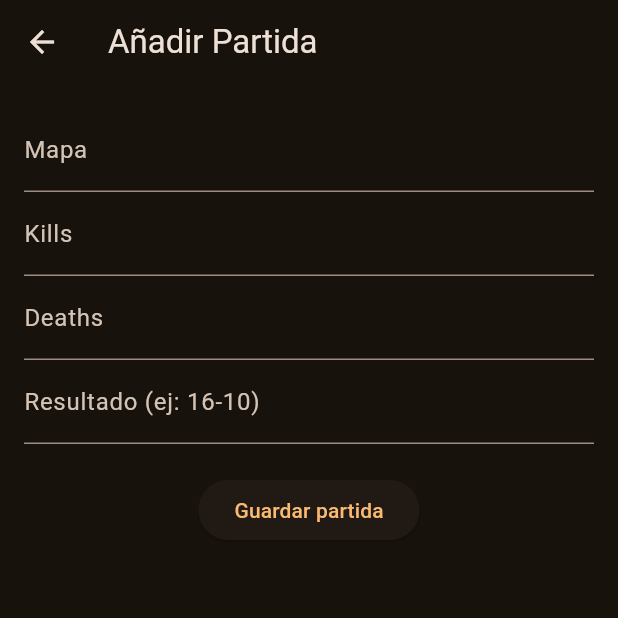
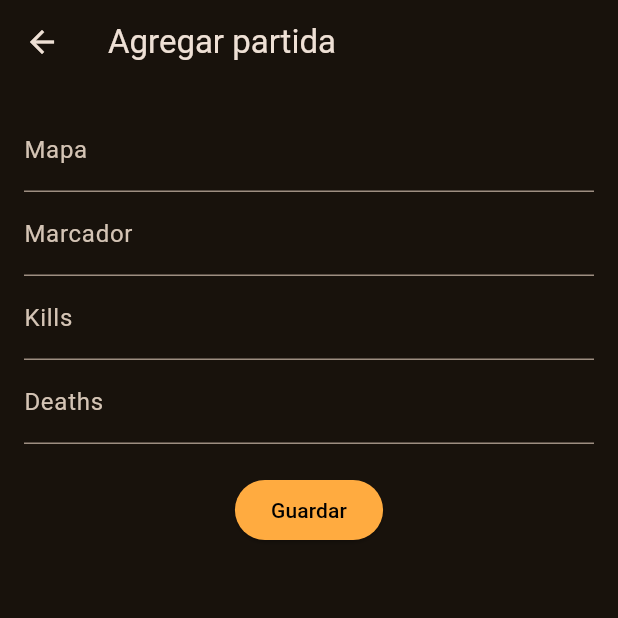
Before and after one commit to sanKo46/flutter_proyecto_c2tracker_ManuelMorenoParra, a Flutter app: the screen it shows once a user with an empty profile is signed in, after a tap on the "add" icon, on a phone screen of 412 x 824 dp, the top half of it. Run offline on Flutter 3.47's test engine with Material 3 defaults, Android fonts, the phone set to English and light mode, and no system bars; our stand-ins replace cloud_firestore, firebase_auth, firebase_core; accounts and stored records are empty; network calls fail.

Commit message:
v1.0.2 login y register

```diff
--- a/lib/main.dart
+++ b/lib/main.dart
@@ -4,6 +4,7 @@ import 'package:firebase_auth/firebase_auth.dart';
 import 'pages/login_page.dart';
 import 'pages/home_page.dart';
 import 'pages/add_match_page.dart';
+import 'pages/stats_page.dart';
 
 void main() async {
   WidgetsFlutterBinding.ensureInitialized();
@@ -20,6 +21,7 @@ void main() async {
   );
 
   await Firebase.initializeApp(options: firebaseConfig);
+
   runApp(const MyApp());
 }
 
@@ -51,6 +53,7 @@ class MyApp extends StatelessWidget {
       routes: {
         '/home': (context) => const HomePage(),
         '/add': (context) => const AddMatchPage(),
+        '/stats': (context) => const StatsPage(),
         '/login': (context) => const LoginPage(),
       },
     );
--- a/lib/pages/add_match_page.dart
+++ b/lib/pages/add_match_page.dart
@@ -9,70 +9,42 @@ class AddMatchPage extends StatefulWidget {
 }
 
 class _AddMatchPageState extends State<AddMatchPage> {
-  final _formKey = GlobalKey<FormState>();
-  final _mapController = TextEditingController();
-  final _killsController = TextEditingController();
-  final _deathsController = TextEditingController();
-  final _scoreController = TextEditingController();
-  bool _isSubmitting = false;
+  final MatchService _matchService = MatchService();
+  final TextEditingController _mapController = TextEditingController();
+  final TextEditingController _scoreController = TextEditingController();
+  final TextEditingController _killsController = TextEditingController();
+  final TextEditingController _deathsController = TextEditingController();
 
-  void _submit() async {
-    if (!_formKey.currentState!.validate()) return;
-    setState(() => _isSubmitting = true);
-
-    await MatchService().addMatch({
+  Future<void> _saveMatch() async {
+    await _matchService.addMatch({
       'map': _mapController.text,
-      'kills': int.parse(_killsController.text),
-      'deaths': int.parse(_deathsController.text),
       'score': _scoreController.text,
+      'kills': int.tryParse(_killsController.text) ?? 0,
+      'deaths': int.tryParse(_deathsController.text) ?? 0,
     });
 
-    setState(() => _isSubmitting = false);
-    if (mounted) Navigator.pop(context);
+    Navigator.pop(context);
   }
 
   @override
   Widget build(BuildContext context) {
     return Scaffold(
-      appBar: AppBar(title: const Text('Añadir Partida')),
+      appBar: AppBar(title: const Text('Agregar partida')),
       body: Padding(
         padding: const EdgeInsets.all(16.0),
-        child: Form(
-          key: _formKey,
         child: Column(
           children: [
-              TextFormField(
-                controller: _mapController,
-                decoration: const InputDecoration(labelText: 'Mapa'),
-                validator: (v) => v!.isEmpty ? 'Campo requerido' : null,
-              ),
-              TextFormField(
-                controller: _killsController,
-                keyboardType: TextInputType.number,
-                decoration: const InputDecoration(labelText: 'Kills'),
-                validator: (v) => v!.isEmpty ? 'Campo requerido' : null,
-              ),
-              TextFormField(
-                controller: _deathsController,
-                keyboardType: TextInputType.number,
-                decoration: const InputDecoration(labelText: 'Deaths'),
-                validator: (v) => v!.isEmpty ? 'Campo requerido' : null,
-              ),
-              TextFormField(
-                controller: _scoreController,
-                decoration:
-                    const InputDecoration(labelText: 'Resultado (ej: 16-10)'),
-                validator: (v) => v!.isEmpty ? 'Campo requerido' : null,
-              ),
+            TextField(controller: _mapController, decoration: const InputDecoration(labelText: 'Mapa')),
+            TextField(controller: _scoreController, decoration: const InputDecoration(labelText: 'Marcador')),
+            TextField(controller: _killsController, decoration: const InputDecoration(labelText: 'Kills'), keyboardType: TextInputType.number),
+            TextField(controller: _deathsController, decoration: const InputDecoration(labelText: 'Deaths'), keyboardType: TextInputType.number),
             const SizedBox(height: 20),
             ElevatedButton(
-                onPressed: _isSubmitting ? null : _submit,
-                child: _isSubmitting
-                    ? const CircularProgressIndicator()
-                    : const Text('Guardar partida'),
+              onPressed: _saveMatch,
+              style: ElevatedButton.styleFrom(backgroundColor: Colors.orangeAccent, foregroundColor: Colors.black),
+              child: const Text('Guardar'),
             ),
           ],
-          ),
         ),
       ),
     );
--- a/lib/pages/home_page.dart
+++ b/lib/pages/home_page.dart
@@ -1,58 +1,67 @@
 import 'package:flutter/material.dart';
 import 'package:cloud_firestore/cloud_firestore.dart';
+import '../services/auth_service.dart';
 import '../services/match_service.dart';
-import '../services/auth_service.dart';
 
-class HomePage extends StatelessWidget {
+class HomePage extends StatefulWidget {
   const HomePage({super.key});
 
   @override
+  State<HomePage> createState() => _HomePageState();
+}
+
+class _HomePageState extends State<HomePage> {
+  final AuthService _authService = AuthService();
+  final MatchService _matchService = MatchService();
+
+  @override
   Widget build(BuildContext context) {
-    final matchService = MatchService();
-    final authService = AuthService();
-
     return Scaffold(
       appBar: AppBar(
-        title: const Text('Mis Partidas'),
+        title: const Text('CS2 Match Tracker'),
         actions: [
-          IconButton(
-            icon: const Icon(Icons.add),
-            onPressed: () => Navigator.pushNamed(context, '/add'),
-          ),
           IconButton(
             icon: const Icon(Icons.logout),
             onPressed: () async {
-              await authService.logout();
-              if (context.mounted) {
-                Navigator.pushReplacementNamed(context, '/login');
-              }
+              await _authService.logoutUser();
             },
           ),
         ],
       ),
+      floatingActionButton: FloatingActionButton(
+        backgroundColor: Colors.orangeAccent,
+        onPressed: () => Navigator.pushNamed(context, '/add'),
+        child: const Icon(Icons.add),
+      ),
       body: StreamBuilder<QuerySnapshot>(
-        stream: matchService.getUserMatches(),
+        stream: _matchService.getMatches(),
         builder: (context, snapshot) {
-          if (!snapshot.hasData) {
+          if (snapshot.connectionState == ConnectionState.waiting) {
             return const Center(child: CircularProgressIndicator());
           }
 
+          if (!snapshot.hasData || snapshot.data!.docs.isEmpty) {
+            return const Center(child: Text('No hay partidas registradas.'));
+          }
+
           final matches = snapshot.data!.docs;
-          if (matches.isEmpty) {
-            return const Center(child: Text('Aún no hay partidas registradas.'));
-          }
 
           return ListView.builder(
             itemCount: matches.length,
             itemBuilder: (context, index) {
-              final match = matches[index].data()! as Map<String, dynamic>;
+              final match = matches[index].data() as Map<String, dynamic>;
+
               return Card(
-                margin: const EdgeInsets.all(8),
+                color: Colors.grey[900],
+                margin: const EdgeInsets.symmetric(horizontal: 12, vertical: 8),
                 child: ListTile(
+                  leading: const Icon(Icons.sports_esports, color: Colors.orangeAccent),
                   title: Text(match['map'] ?? 'Desconocido'),
                   subtitle: Text(
-                      'Kills: ${match['kills']} - Deaths: ${match['deaths']}'),
-                  trailing: Text(match['score'] ?? ''),
+                    'Score: ${match['score'] ?? 'N/A'} | '
+                    'Kills: ${match['kills'] ?? 0} | '
+                    'Deaths: ${match['deaths'] ?? 0}',
+                  ),
                 ),
               );
             },
--- a/lib/pages/login_page.dart
+++ b/lib/pages/login_page.dart
@@ -9,54 +9,57 @@ class LoginPage extends StatefulWidget {
 }
 
 class _LoginPageState extends State<LoginPage> {
-  final _authService = AuthService();
-  bool _isLogin = true;
-  bool _isLoading = false;
-  final _emailController = TextEditingController();
-  final _passwordController = TextEditingController();
-  final _usernameController = TextEditingController();
+  final AuthService _authService = AuthService();
+
+  final TextEditingController _emailController = TextEditingController();
+  final TextEditingController _passwordController = TextEditingController();
+  final TextEditingController _usernameController = TextEditingController();
+
+  bool isLogin = true;
 
   void _submit() async {
-    setState(() => _isLoading = true);
-    if (_isLogin) {
-      await _authService.login(
-        _emailController.text.trim(),
-        _passwordController.text.trim(),
-      );
-    } else {
-      await _authService.register(
-        _emailController.text.trim(),
-        _passwordController.text.trim(),
-        _usernameController.text.trim(),
-      );
+    final email = _emailController.text.trim();
+    final password = _passwordController.text.trim();
+    final username = _usernameController.text.trim();
+
+    try {
+      if (isLogin) {
+        await _authService.loginUser(email, password);
+      } else {
+        await _authService.registerUser(email, password, username);
+      }
+    } catch (e) {
+      ScaffoldMessenger.of(context)
+          .showSnackBar(SnackBar(content: Text(e.toString())));
     }
-    setState(() => _isLoading = false);
   }
 
   @override
   Widget build(BuildContext context) {
     return Scaffold(
-      body: Center(
-        child: Card(
-          margin: const EdgeInsets.all(24),
-          elevation: 8,
-          child: Padding(
-            padding: const EdgeInsets.all(20),
+      backgroundColor: Colors.black,
+      body: Padding(
+        padding: const EdgeInsets.all(24.0),
+        child: Center(
+          child: SingleChildScrollView(
             child: Column(
-              mainAxisSize: MainAxisSize.min,
               children: [
-                Text(_isLogin ? 'Iniciar Sesión' : 'Crear Cuenta',
-                    style: const TextStyle(
-                        fontSize: 22, fontWeight: FontWeight.bold)),
-                const SizedBox(height: 16),
-                if (!_isLogin)
+                const Icon(Icons.sports_esports, size: 80, color: Colors.orangeAccent),
+                const SizedBox(height: 20),
+                Text(
+                  isLogin ? 'Inicia Sesión' : 'Crea tu cuenta',
+                  style: const TextStyle(fontSize: 24, fontWeight: FontWeight.bold),
+                ),
+                const SizedBox(height: 20),
+                if (!isLogin)
                   TextField(
                     controller: _usernameController,
-                    decoration: const InputDecoration(labelText: 'Usuario'),
+                    decoration: const InputDecoration(labelText: 'Nombre de usuario'),
                   ),
                 TextField(
                   controller: _emailController,
-                  decoration: const InputDecoration(labelText: 'Email'),
+                  keyboardType: TextInputType.emailAddress,
+                  decoration: const InputDecoration(labelText: 'Correo electrónico'),
                 ),
                 TextField(
                   controller: _passwordController,
@@ -65,14 +68,16 @@ class _LoginPageState extends State<LoginPage> {
                 ),
                 const SizedBox(height: 20),
                 ElevatedButton(
-                  onPressed: _isLoading ? null : _submit,
-                  child: _isLoading
-                      ? const CircularProgressIndicator()
-                      : Text(_isLogin ? 'Entrar' : 'Registrarse'),
+                  onPressed: _submit,
+                  style: ElevatedButton.styleFrom(
+                    backgroundColor: Colors.orangeAccent,
+                    foregroundColor: Colors.black,
+                  ),
+                  child: Text(isLogin ? 'Entrar' : 'Registrarse'),
                 ),
                 TextButton(
-                  onPressed: () => setState(() => _isLogin = !_isLogin),
-                  child: Text(_isLogin
+                  onPressed: () => setState(() => isLogin = !isLogin),
+                  child: Text(isLogin
                       ? '¿No tienes cuenta? Regístrate'
                       : '¿Ya tienes cuenta? Inicia sesión'),
                 ),
--- a/lib/services/match_service.dart
+++ b/lib/services/match_service.dart
@@ -2,23 +2,18 @@ import 'package:cloud_firestore/cloud_firestore.dart';
 import 'package:firebase_auth/firebase_auth.dart';
 
 class MatchService {
-  final _db = FirebaseFirestore.instance;
-  final _auth = FirebaseAuth.instance;
+  final FirebaseFirestore _db = FirebaseFirestore.instance;
 
   Future<void> addMatch(Map<String, dynamic> data) async {
-    final uid = _auth.currentUser!.uid;
-    await _db
-        .collection('usuarios')
-        .doc(uid)
-        .collection('partidas')
-        .add({
+    final uid = FirebaseAuth.instance.currentUser!.uid;
+    await _db.collection('usuarios').doc(uid).collection('partidas').add({
       ...data,
       'createdAt': FieldValue.serverTimestamp(),
     });
   }
 
-  Stream<QuerySnapshot> getUserMatches() {
-    final uid = _auth.currentUser!.uid;
+  Stream<QuerySnapshot> getMatches() {
+    final uid = FirebaseAuth.instance.currentUser!.uid;
     return _db
         .collection('usuarios')
         .doc(uid)
--- a/pubspec.yaml
+++ b/pubspec.yaml
@@ -32,8 +32,8 @@ dependencies:
     sdk: flutter
   cupertino_icons: ^1.0.8
   firebase_core: ^3.1.1
-  firebase_auth: ^5.1.1
-  cloud_firestore: ^5.0.0
+  firebase_auth: ^5.1.2
+  cloud_firestore: ^5.1.0
   fl_chart: ^0.68.0
 
 dev_dependencies:
```
Also changed, not shown: lib/services/auth_service.dart (+12 -23 lines). Lines whose indentation alone changed are shown as unchanged.
